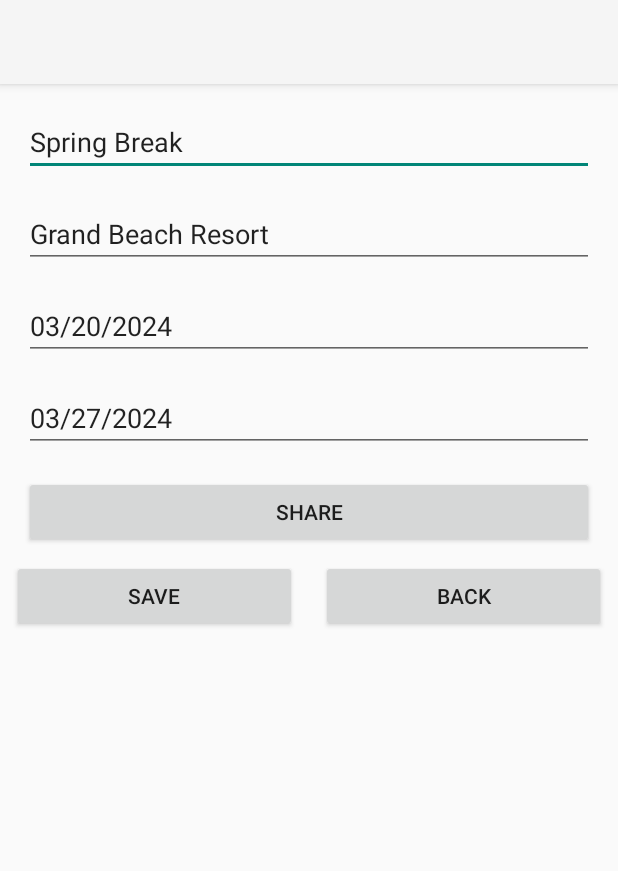
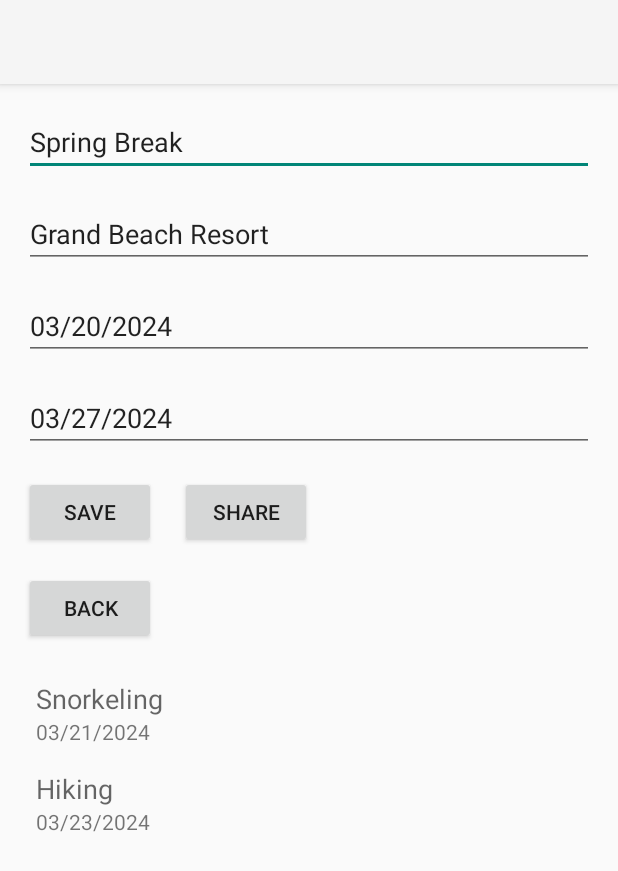
Before and after one commit to andresegm/vacation-scheduler, an Android app: the screen it shows after launch (VacationDetailsActivity), after a tap on "Spring Break", on a phone screen of 412 x 824 dp. Shown: the top 871 px of the screen. Run offline under Robolectric (Android 15) with nearby library versions, the light colour scheme and no system bars; our stand-ins replace Room's generated code.

Commit message:
Task B3g: Display a list of excursions associated with each vacation - Added ExcursionAdapter to populate the RecyclerView with excursion data. - Updated VacationDetailsActivity to observe excursions for each vacation and display them dynamically. - Integrated RecyclerView into the activity_vacation_details.xml layout for excursions. - Enhanced VacationDAO with methods to fetch excursions for a specific vacation. - Updated VacationRepository to provide LiveData support for excursions. - Included excursion_item.xml layout for individual excursion display. - Ensured compatibility with existing vacation notification and sharing functionalities. - Verified database schema to include excursion entity with proper foreign key constraints.

```diff
--- a/app/build.gradle
+++ b/app/build.gradle
@@ -45,4 +45,6 @@ dependencies {
     // LiveData and ViewModel support
     implementation "androidx.lifecycle:lifecycle-livedata-ktx:2.5.1"
     implementation "androidx.lifecycle:lifecycle-viewmodel-ktx:2.5.1"
+
+    implementation 'androidx.recyclerview:recyclerview:1.3.0'
 }
--- a/app/src/main/java/com/example/d308vacationplanner/activities/VacationDetailsActivity.java
+++ b/app/src/main/java/com/example/d308vacationplanner/activities/VacationDetailsActivity.java
@@ -14,14 +14,18 @@ import android.widget.Toast;
 import androidx.annotation.RequiresApi;
 import androidx.appcompat.app.AlertDialog;
 import androidx.appcompat.app.AppCompatActivity;
+import androidx.recyclerview.widget.LinearLayoutManager;
+import androidx.recyclerview.widget.RecyclerView;
 
 import com.example.d308vacationplanner.R;
+import com.example.d308vacationplanner.adapters.ExcursionAdapter;
 import com.example.d308vacationplanner.database.VacationRepository;
 import com.example.d308vacationplanner.entities.Vacation;
 import com.example.d308vacationplanner.receivers.VacationNotificationReceiver;
 
 import java.text.ParseException;
 import java.text.SimpleDateFormat;
+import java.util.ArrayList;
 import java.util.Date;
 import java.util.Locale;
 
@@ -49,11 +53,17 @@ public class VacationDetailsActivity extends AppCompatActivity {
         EditText endDateEditText = findViewById(R.id.vacation_end_date);
 
         Button saveButton = findViewById(R.id.button_save);
+        Button shareButton = findViewById(R.id.button_share);
         Button backButton = findViewById(R.id.button_back);
-        Button shareButton = findViewById(R.id.button_share);
+
+        // RecyclerView for excursions
+        RecyclerView excursionList = findViewById(R.id.excursion_list);
+        excursionList.setLayoutManager(new LinearLayoutManager(this));
+        ExcursionAdapter excursionAdapter = new ExcursionAdapter(new ArrayList<>());
+        excursionList.setAdapter(excursionAdapter);
 
         // Retrieve vacation details from Intent
-        int vacationId = getIntent().getIntExtra("id", -1);
+        int vacationId = getIntent().getIntExtra("id", -1); // Ensure ID is passed from MainActivity
         String title = getIntent().getStringExtra("title");
         String hotel = getIntent().getStringExtra("hotel");
         String startDate = getIntent().getStringExtra("startDate");
@@ -64,6 +74,13 @@ public class VacationDetailsActivity extends AppCompatActivity {
         hotelEditText.setText(hotel);
         startDateEditText.setText(startDate);
         endDateEditText.setText(endDate);
+
+        // Observe excursions for this vacation
+        repository.getExcursionsForVacation(vacationId).observe(this, excursions -> {
+            if (excursions != null) {
+                excursionAdapter.updateData(excursions);
+            }
+        });
 
         // Save button functionality
         saveButton.setOnClickListener(v -> {
@@ -97,9 +114,6 @@ public class VacationDetailsActivity extends AppCompatActivity {
             finish(); // Close the activity
         });
 
-        // Back button functionality
-        backButton.setOnClickListener(v -> finish());
-
         // Share button functionality
         shareButton.setOnClickListener(v -> {
             String vacationDetails = "Vacation Details:\n" +
@@ -108,12 +122,15 @@ public class VacationDetailsActivity extends AppCompatActivity {
                     "Start Date: " + startDateEditText.getText().toString() + "\n" +
                     "End Date: " + endDateEditText.getText().toString();
 
-            Intent shareIntent = new Intent();
-            shareIntent.setAction(Intent.ACTION_SEND);
+            Intent shareIntent = new Intent(Intent.ACTION_SEND);
+            shareIntent.setType("text/plain");
             shareIntent.putExtra(Intent.EXTRA_TEXT, vacationDetails);
-            shareIntent.setType("text/plain");
+
             startActivity(Intent.createChooser(shareIntent, "Share Vacation Details"));
         });
+
+        // Back button functionality
+        backButton.setOnClickListener(v -> finish());
     }
 
     // Method to schedule vacation notifications
--- /dev/null
+++ b/app/src/main/java/com/example/d308vacationplanner/adapters/ExcursionAdapter.java
@@ -0,0 +1,59 @@
+package com.example.d308vacationplanner.adapters;
+
+import android.view.LayoutInflater;
+import android.view.View;
+import android.view.ViewGroup;
+import android.widget.TextView;
+
+import androidx.annotation.NonNull;
+import androidx.recyclerview.widget.RecyclerView;
+
+import com.example.d308vacationplanner.R;
+import com.example.d308vacationplanner.entities.Excursion;
+
+import java.util.List;
+
+public class ExcursionAdapter extends RecyclerView.Adapter<ExcursionAdapter.ExcursionViewHolder> {
+
+    private List<Excursion> excursions;
+
+    public ExcursionAdapter(List<Excursion> excursions) {
+        this.excursions = excursions;
+    }
+
+    @NonNull
+    @Override
+    public ExcursionViewHolder onCreateViewHolder(@NonNull ViewGroup parent, int viewType) {
+        View view = LayoutInflater.from(parent.getContext()).inflate(R.layout.excursion_item, parent, false);
+        return new ExcursionViewHolder(view);
+    }
+
+    @Override
+    public void onBindViewHolder(@NonNull ExcursionViewHolder holder, int position) {
+        Excursion excursion = excursions.get(position);
+        holder.titleTextView.setText(excursion.getTitle());
+        holder.dateTextView.setText(excursion.getDate());
+    }
+
+    @Override
+    public int getItemCount() {
+        return excursions.size();
+    }
+
+    public void updateData(List<Excursion> newExcursions) {
+        excursions.clear();
+        excursions.addAll(newExcursions);
+        notifyDataSetChanged();
+    }
+
+    public static class ExcursionViewHolder extends RecyclerView.ViewHolder {
+        TextView titleTextView;
+        TextView dateTextView;
+
+        public ExcursionViewHolder(@NonNull View itemView) {
+            super(itemView);
+            titleTextView = itemView.findViewById(R.id.excursion_title);
+            dateTextView = itemView.findViewById(R.id.excursion_date);
+        }
+    }
+}
--- a/app/src/main/java/com/example/d308vacationplanner/dao/VacationDAO.java
+++ b/app/src/main/java/com/example/d308vacationplanner/dao/VacationDAO.java
@@ -7,6 +7,7 @@ import androidx.room.Insert;
 import androidx.room.Query;
 import androidx.room.Update;
 
+import com.example.d308vacationplanner.entities.Excursion;
 import com.example.d308vacationplanner.entities.Vacation;
 
 import java.util.List;
@@ -26,10 +27,18 @@ public interface VacationDAO {
     @Delete
     void deleteVacation(Vacation vacation);
 
+    @Insert
+    void insertExcursion(Excursion excursion);
+
+
     // Retrieve all vacations
     @Query("SELECT * FROM vacations ORDER BY startDate ASC")
     LiveData<List<Vacation>> getAllVacations();
 
     @Query("SELECT COUNT(*) FROM excursions WHERE vacationId = :vacationId")
     int countExcursionsForVacation(int vacationId);
+
+    @Query("SELECT * FROM excursions WHERE vacationId = :vacationId ORDER BY date ASC")
+    LiveData<List<Excursion>> getExcursionsForVacation(int vacationId);
+
 }
--- a/app/src/main/java/com/example/d308vacationplanner/database/VacationDatabase.java
+++ b/app/src/main/java/com/example/d308vacationplanner/database/VacationDatabase.java
@@ -35,15 +35,20 @@ public abstract class VacationDatabase extends RoomDatabase {
                                 @Override
                                 public void onCreate(@NonNull SupportSQLiteDatabase db) {
                                     super.onCreate(db);
-                                    Log.d("VacationDatabase", "onCreate callback triggered.");
                                     Executors.newSingleThreadExecutor().execute(() -> {
-                                        Log.d("VacationDatabase", "Prepopulating database.");
                                         VacationDAO dao = INSTANCE.vacationDAO();
+
+                                        // Insert sample vacations
                                         dao.insertVacation(new Vacation(0, "Spring Break", "Grand Beach Resort", "03/20/2024", "03/27/2024"));
                                         dao.insertVacation(new Vacation(0, "Summer Vacation", "Sunny Paradise Hotel", "07/01/2024", "07/15/2024"));
-                                        Log.d("VacationDatabase", "Sample data inserted.");
+
+                                        // Insert sample excursions
+                                        dao.insertExcursion(new Excursion(0, "Snorkeling", "03/21/2024", 1)); // Associated with Spring Break
+                                        dao.insertExcursion(new Excursion(0, "Hiking", "03/23/2024", 1));     // Associated with Spring Break
+                                        dao.insertExcursion(new Excursion(0, "City Tour", "07/05/2024", 2));  // Associated with Summer Vacation
                                     });
                                 }
+
                             })
                             .build();
                 }
--- a/app/src/main/java/com/example/d308vacationplanner/database/VacationRepository.java
+++ b/app/src/main/java/com/example/d308vacationplanner/database/VacationRepository.java
@@ -6,6 +6,7 @@ import android.util.Log;
 import androidx.lifecycle.LiveData;
 
 import com.example.d308vacationplanner.dao.VacationDAO;
+import com.example.d308vacationplanner.entities.Excursion;
 import com.example.d308vacationplanner.entities.Vacation;
 
 import java.util.List;
@@ -58,4 +59,13 @@ public class VacationRepository {
     public LiveData<List<Vacation>> getAllVacations() {
         return vacationDAO.getAllVacations();
     }
+
+    public LiveData<List<Excursion>> getExcursionsForVacation(int vacationId) {
+        return vacationDAO.getExcursionsForVacation(vacationId);
+    }
+
+    public void insertExcursion(Excursion excursion) {
+        executorService.execute(() -> vacationDAO.insertExcursion(excursion));
+    }
+
 }
--- a/app/src/main/java/com/example/d308vacationplanner/entities/Excursion.java
+++ b/app/src/main/java/com/example/d308vacationplanner/entities/Excursion.java
@@ -21,6 +21,18 @@ public class Excursion {
     private String title; // Excursion title
     private String date; // Excursion date in MM/dd/yy format
     private int vacationId; // Foreign key linking to Vacation
+
+    // Constructor with all fields
+    public Excursion(int id, String title, String date, int vacationId) {
+        this.id = id;
+        this.title = title;
+        this.date = date;
+        this.vacationId = vacationId;
+    }
+
+    // Default no-argument constructor (required by Room)
+    public Excursion() {
+    }
 
     // Getters and Setters
     public int getId() {
--- a/app/src/main/res/layout/activity_vacation_details.xml
+++ b/app/src/main/res/layout/activity_vacation_details.xml
@@ -1,4 +1,3 @@
-<?xml version="1.0" encoding="utf-8"?>
 <androidx.constraintlayout.widget.ConstraintLayout
     xmlns:android="http://schemas.android.com/apk/res/android"
     xmlns:app="http://schemas.android.com/apk/res-auto"
@@ -7,83 +6,80 @@
     android:layout_height="match_parent"
     tools:context=".activities.VacationDetailsActivity">
 
-    <!-- Title -->
     <EditText
         android:id="@+id/vacation_title"
         android:layout_width="0dp"
         android:layout_height="wrap_content"
         android:hint="Vacation Title"
+        app:layout_constraintTop_toTopOf="parent"
         app:layout_constraintStart_toStartOf="parent"
         app:layout_constraintEnd_toEndOf="parent"
-        app:layout_constraintTop_toTopOf="parent"
         android:layout_margin="16dp" />
 
-    <!-- Hotel -->
     <EditText
         android:id="@+id/vacation_hotel"
         android:layout_width="0dp"
         android:layout_height="wrap_content"
         android:hint="Hotel Name"
+        app:layout_constraintTop_toBottomOf="@id/vacation_title"
         app:layout_constraintStart_toStartOf="parent"
         app:layout_constraintEnd_toEndOf="parent"
-        app:layout_constraintTop_toBottomOf="@id/vacation_title"
         android:layout_margin="16dp" />
 
-    <!-- Start Date -->
     <EditText
         android:id="@+id/vacation_start_date"
         android:layout_width="0dp"
         android:layout_height="wrap_content"
         android:hint="Start Date (MM/dd/yy)"
+        app:layout_constraintTop_toBottomOf="@id/vacation_hotel"
         app:layout_constraintStart_toStartOf="parent"
         app:layout_constraintEnd_toEndOf="parent"
-        app:layout_constraintTop_toBottomOf="@id/vacation_hotel"
         android:layout_margin="16dp" />
 
-    <!-- End Date -->
     <EditText
         android:id="@+id/vacation_end_date"
         android:layout_width="0dp"
         android:layout_height="wrap_content"
         android:hint="End Date (MM/dd/yy)"
+        app:layout_constraintTop_toBottomOf="@id/vacation_start_date"
         app:layout_constraintStart_toStartOf="parent"
         app:layout_constraintEnd_toEndOf="parent"
-        app:layout_constraintTop_toBottomOf="@id/vacation_start_date"
         android:layout_margin="16dp" />
 
-    <!-- Share Button -->
+    <Button
+        android:id="@+id/button_save"
+        android:layout_width="wrap_content"
+        android:layout_height="wrap_content"
+        android:text="Save"
+        app:layout_constraintTop_toBottomOf="@id/vacation_end_date"
+        app:layout_constraintStart_toStartOf="parent"
+        android:layout_margin="16dp" />
+
     <Button
         android:id="@+id/button_share"
-        android:layout_width="0dp"
+        android:layout_width="wrap_content"
         android:layout_height="wrap_content"
         android:text="Share"
+        app:layout_constraintTop_toBottomOf="@id/vacation_end_date"
+        app:layout_constraintStart_toEndOf="@id/button_save"
+        android:layout_margin="16dp" />
+
+    <Button
+        android:id="@+id/button_back"
+        android:layout_width="wrap_content"
+        android:layout_height="wrap_content"
+        android:text="Back"
+        app:layout_constraintTop_toBottomOf="@id/button_save"
+        app:layout_constraintStart_toStartOf="parent"
+        android:layout_margin="16dp" />
+
+    <androidx.recyclerview.widget.RecyclerView
+        android:id="@+id/excursion_list"
+        android:layout_width="0dp"
+        android:layout_height="0dp"
+        app:layout_constraintTop_toBottomOf="@id/button_back"
         app:layout_constraintStart_toStartOf="parent"
         app:layout_constraintEnd_toEndOf="parent"
-        app:layout_constraintTop_toBottomOf="@id/vacation_end_date"
+        app:layout_constraintBottom_toBottomOf="parent"
         android:layout_margin="16dp" />
-
-    <!-- Save Button -->
-    <Button
-        android:id="@+id/button_save"
-        android:layout_width="0dp"
-        android:layout_height="wrap_content"
-        android:text="Save"
-        app:layout_constraintStart_toStartOf="parent"
-        app:layout_constraintEnd_toStartOf="@id/button_back"
-        app:layout_constraintTop_toBottomOf="@id/button_share"
-        android:layout_margin="8dp"
-        android:layout_marginEnd="8dp" />
-
-    <!-- Back Button -->
-    <Button
-        android:id="@+id/button_back"
-        android:layout_width="0dp"
-        android:layout_height="wrap_content"
-        android:text="Back"
-        app:layout_constraintStart_toEndOf="@id/button_save"
-        app:layout_constraintEnd_toEndOf="parent"
-        app:layout_constraintTop_toBottomOf="@id/button_share"
-        android:layout_margin="8dp"
-        android:layout_marginStart="8dp" />
-
 </androidx.constraintlayout.widget.ConstraintLayout>
--- /dev/null
+++ b/app/src/main/res/layout/excursion_item.xml
@@ -0,0 +1,21 @@
+<?xml version="1.0" encoding="utf-8"?>
+<LinearLayout xmlns:android="http://schemas.android.com/apk/res/android"
+    android:layout_width="match_parent"
+    android:layout_height="wrap_content"
+    android:orientation="vertical"
+    android:padding="8dp">
+
+    <TextView
+        android:id="@+id/excursion_title"
+        android:layout_width="wrap_content"
+        android:layout_height="wrap_content"
+        android:text="Excursion Title"
+        android:textAppearance="@style/TextAppearance.AppCompat.Medium" />
+
+    <TextView
+        android:id="@+id/excursion_date"
+        android:layout_width="wrap_content"
+        android:layout_height="wrap_content"
+        android:text="Excursion Date"
+        android:textAppearance="@style/TextAppearance.AppCompat.Small" />
+</LinearLayout>
```
